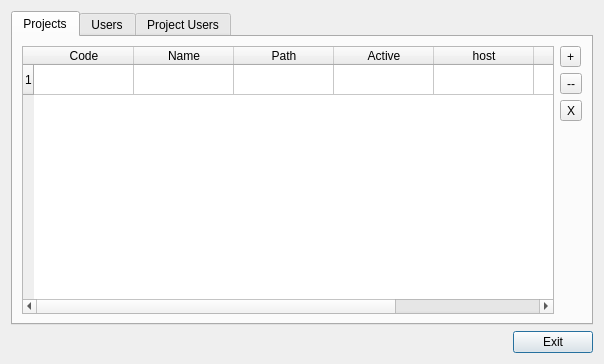
Qt form qt4client/forms/manage.ui (gestiweb/llampex-mini) before a commit.
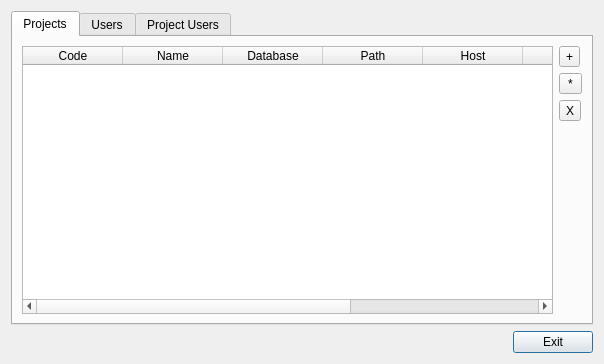
The same form after that commit. The open tabs and pages were chosen to show the change. Icons and pictures are not drawn.

Commit message: Added Manage Projects and Users functionallity

```diff
--- a/qt4client/forms/manage.ui
+++ b/qt4client/forms/manage.ui
@@ -30,11 +30,6 @@
       <layout class="QHBoxLayout" name="horizontalLayout">
        <item>
         <widget class="QTableWidget" name="table_projects">
-         <row>
-          <property name="text">
-           <string>1</string>
-          </property>
-         </row>
          <column>
           <property name="text">
            <string>Code</string>
@@ -45,31 +40,36 @@
            <string>Name</string>
           </property>
          </column>
+         <column>
+          <property name="text">
+           <string>Database</string>
+          </property>
+         </column>
          <column>
           <property name="text">
            <string>Path</string>
           </property>
          </column>
+         <column>
+          <property name="text">
+           <string>Host</string>
+          </property>
+         </column>
+         <column>
+          <property name="text">
+           <string>Port</string>
+          </property>
+         </column>
+         <column>
+          <property name="text">
+           <string>User</string>
+          </property>
+         </column>
          <column>
           <property name="text">
            <string>Active</string>
           </property>
          </column>
-         <column>
-          <property name="text">
-           <string>host</string>
-          </property>
-         </column>
-         <column>
-          <property name="text">
-           <string>user</string>
-          </property>
-         </column>
-         <column>
-          <property name="text">
-           <string>port</string>
-          </property>
-         </column>
         </widget>
        </item>
        <item>
@@ -82,9 +82,15 @@
           </widget>
          </item>
          <item>
-          <widget class="QToolButton" name="toolButton_2">
+          <widget class="QToolButton" name="btnPassProj">
+           <property name="minimumSize">
+            <size>
+             <width>23</width>
+             <height>16</height>
+            </size>
+           </property>
            <property name="text">
-            <string>--</string>
+            <string>*</string>
            </property>
           </widget>
          </item>
```
Left out of the diff: 47 changed lines with no effect on the pictures. The commit also changes 6 other files.
